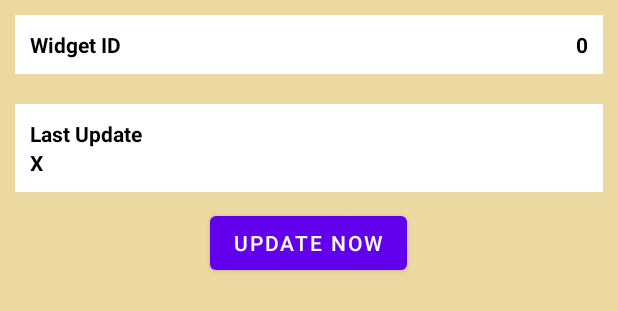
After one commit to galihif/BroadcastReceiver, an Android app: the layout new_app_widget.xml on its own in the app's theme, with its tools: preview values and no code run, on a phone screen of 412 x 824 dp. The commit adds this screen. Shown: the top 311 px of the screen. Run offline under Robolectric (Android 15) with nearby library versions, the phone set to English and light mode, and no system bars.

Commit message:
Add Widget

```diff
--- /dev/null
+++ b/app/src/main/res/layout/new_app_widget.xml
@@ -0,0 +1,72 @@
+<RelativeLayout xmlns:android="http://schemas.android.com/apk/res/android"
+    android:layout_width="match_parent"
+    android:layout_height="match_parent"
+    android:background="@color/coffee"
+    android:padding="@dimen/widget_margin"
+    android:theme="@style/ThemeOverlay.BroadcastReceiver.AppWidgetContainer">
+
+    <LinearLayout
+        android:id="@+id/section_id"
+        android:layout_width="match_parent"
+        android:layout_height="wrap_content"
+        android:orientation="horizontal"
+        android:layout_alignParentTop="true"
+        android:layout_margin="10dp"
+        android:padding="10dp"
+        android:background="@color/white">
+
+        <TextView
+            android:layout_width="wrap_content"
+            android:layout_height="wrap_content"
+            android:textStyle="bold"
+            android:textColor="@color/black"
+            android:layout_weight="2"
+            android:text="Widget ID"/>
+        <TextView
+            android:id="@+id/appwidget_id"
+            android:gravity="right"
+            android:layout_width="wrap_content"
+            android:layout_height="wrap_content"
+            android:textStyle="bold"
+            android:textColor="@color/black"
+            android:layout_weight="2"
+            android:text="0"/>
+
+    </LinearLayout>
+
+    <LinearLayout
+        android:id="@+id/section_update"
+        android:layout_width="match_parent"
+        android:layout_height="wrap_content"
+        android:layout_below="@id/section_id"
+        android:orientation="vertical"
+        android:layout_margin="10dp"
+        android:padding="10dp"
+        android:background="@color/white">
+
+        <TextView
+            android:layout_width="wrap_content"
+            android:layout_height="wrap_content"
+            android:textStyle="bold"
+            android:textColor="@color/black"
+            android:text="Last Update"/>
+
+        <TextView
+            android:id="@+id/appwidget_update"
+            android:layout_width="wrap_content"
+            android:layout_height="wrap_content"
+            android:textStyle="bold"
+            android:textColor="@color/black"
+            android:text="X"/>
+    </LinearLayout>
+
+    <Button
+        android:id="@+id/button_update"
+        android:layout_width="wrap_content"
+        android:layout_height="wrap_content"
+        android:layout_centerHorizontal="true"
+        android:layout_below="@id/section_update"
+        android:text="update now"/>
+
+
+</RelativeLayout>
--- a/app/src/main/res/values-night/themes.xml
+++ b/app/src/main/res/values-night/themes.xml
@@ -13,4 +13,9 @@
         <item name="android:statusBarColor" tools:targetApi="l">?attr/colorPrimaryVariant</item>
         <!-- Customize your theme here. -->
     </style>
+
+    <style name="ThemeOverlay.BroadcastReceiver.AppWidgetContainer" parent="">
+        <item name="appWidgetBackgroundColor">@color/light_blue_900</item>
+        <item name="appWidgetTextColor">@color/light_blue_200</item>
+    </style>
 </resources>
--- /dev/null
+++ b/app/src/main/res/values/attrs.xml
@@ -0,0 +1,6 @@
+<resources>
+    <declare-styleable name="AppWidgetAttrs">
+        <attr name="appWidgetBackgroundColor" format="color" />
+        <attr name="appWidgetTextColor" format="color" />
+    </declare-styleable>
+</resources>
--- a/app/src/main/res/values/colors.xml
+++ b/app/src/main/res/values/colors.xml
@@ -7,4 +7,9 @@
     <color name="teal_700">#FF018786</color>
     <color name="black">#FF000000</color>
     <color name="white">#FFFFFFFF</color>
+    <color name="coffee">#ECD9A2</color>
+    <color name="light_blue_50">#FFE1F5FE</color>
+    <color name="light_blue_200">#FF81D4FA</color>
+    <color name="light_blue_600">#FF039BE5</color>
+    <color name="light_blue_900">#FF01579B</color>
 </resources>
--- a/app/src/main/res/values/strings.xml
+++ b/app/src/main/res/values/strings.xml
@@ -1,4 +1,6 @@
 <resources>
     <string name="app_name">BroadcastReceiver</string>
     <string name="power_connected">Power Connected</string>
+    <string name="appwidget_text">EXAMPLE</string>
+    <string name="add_widget">Add widget</string>
 </resources>
--- a/app/src/main/res/values/themes.xml
+++ b/app/src/main/res/values/themes.xml
@@ -13,4 +13,9 @@
         <item name="android:statusBarColor" tools:targetApi="l">?attr/colorPrimaryVariant</item>
         <!-- Customize your theme here. -->
     </style>
+
+    <style name="ThemeOverlay.BroadcastReceiver.AppWidgetContainer" parent="">
+        <item name="appWidgetBackgroundColor">@color/light_blue_600</item>
+        <item name="appWidgetTextColor">@color/light_blue_50</item>
+    </style>
 </resources>
```
Also changed, not shown: app/src/main/AndroidManifest.xml (+10 -1 lines), app/src/main/java/com/giftech/broadcastreceiver/NewAppWidget.java (added, +72 -0 lines), app/src/main/res/values/dimens.xml (added, +10 -0 lines), app/src/main/res/xml/new_app_widget_info.xml (added, +10 -0 lines), app/src/main/res/drawable-nodpi/example_appwidget_preview.png (added).
